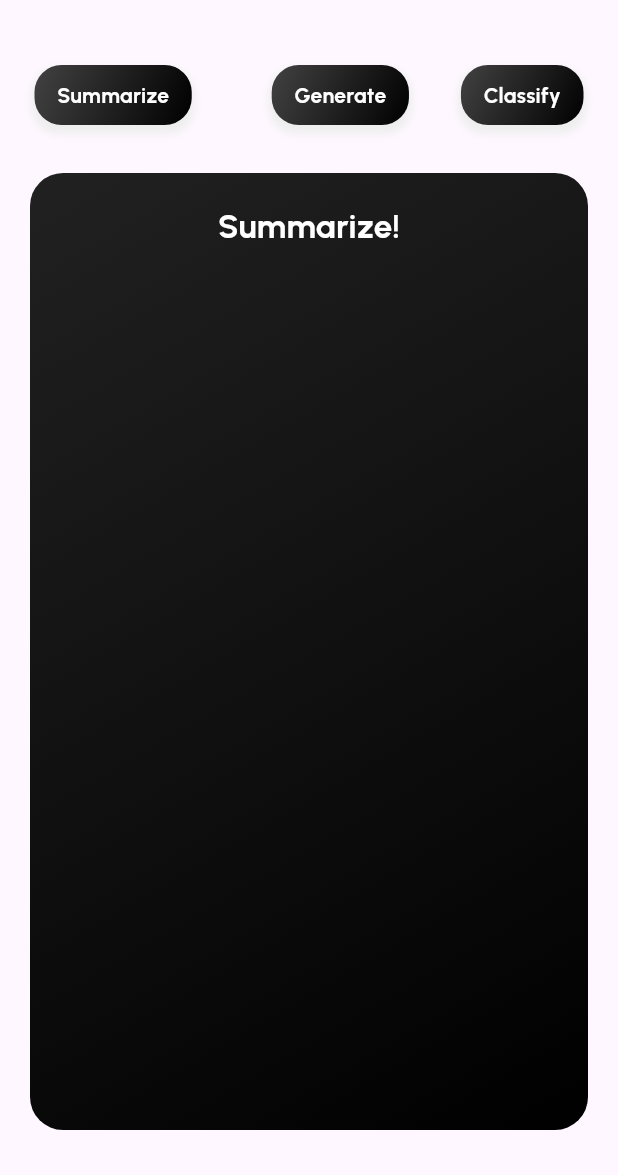
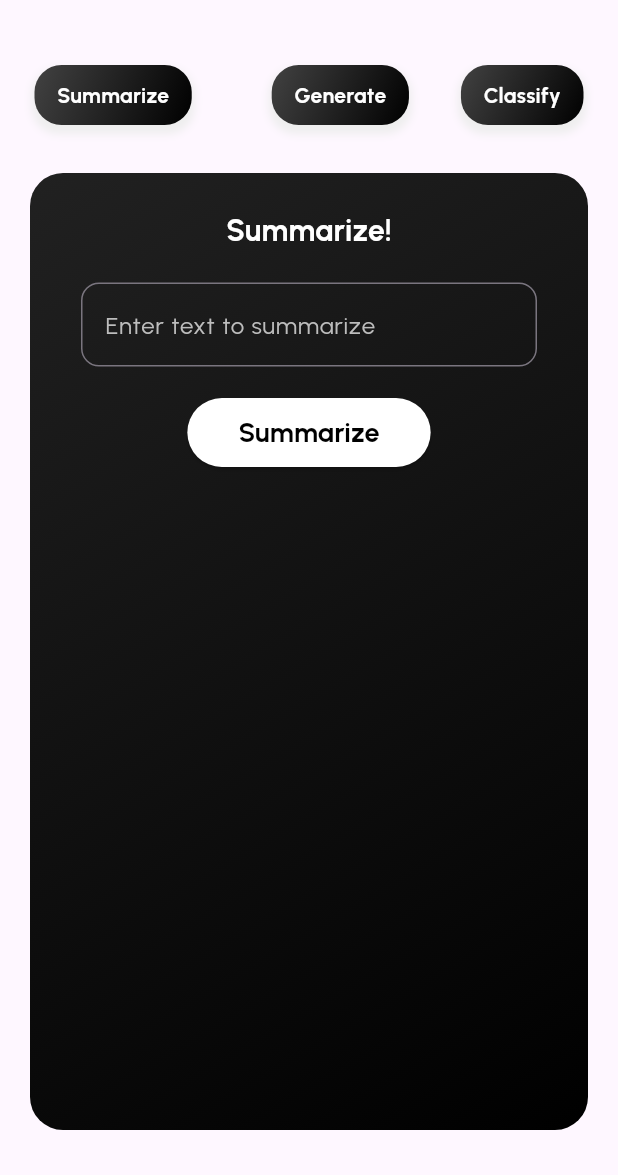
Before and after one commit to shivhub09/AiFusion, a Flutter app: the TextPart screen opened directly, after a tap on "Summarize", on a phone screen of 412 x 824 dp, the part 61-1236 px from its top. Run offline on Flutter 3.47's test engine with Material 3 defaults, Android fonts, the phone set to English and light mode, and no system bars; our stand-ins replace awesome_bottom_bar, bloc, flutter_bloc, google_fonts, shared_preferences; accounts and stored records are empty.

Commit message:
summarizing text done

```diff
--- /dev/null
+++ b/frontend/lib/features/TextPart/ui/Summarize/bloc/summarize_bloc.dart
@@ -0,0 +1,35 @@
+import 'dart:async';
+
+import 'package:bloc/bloc.dart';
+import 'package:frontend/services/summarizeFunction.dart';
+import 'package:meta/meta.dart';
+
+part 'summarize_event.dart';
+part 'summarize_state.dart';
+
+class SummarizeBloc extends Bloc<SummarizeEvent, SummarizeState> {
+  SummarizeBloc() : super(SummarizeInitial()) {
+    on<SummarizeInitialEvent>(summarizeInitialEvent);
+
+    on<SummarizeButtonClickedEvent>(summarizeButtonClickedEvent);
+  }
+
+  FutureOr<void> summarizeInitialEvent(
+      SummarizeInitialEvent event, Emitter<SummarizeState> emit) {
+    print("Summarize initial event");
+    emit(SummarizeLoadedSuccessState());
+  }
+
+  FutureOr<void> summarizeButtonClickedEvent(
+      SummarizeButtonClickedEvent event, Emitter<SummarizeState> emit) async {
+    print("summarize button clicked event");
+    emit(SummarizeLoadingState());
+    Map<String, dynamic> summary = await summarize(event.text);
+
+    // print(summary["summarized_text"]["summary_text"]);
+    if (summary["success"] == true) {
+      emit(SummarizeSuccesfullSummaryState(
+          summarizedText: summary["summarized_text"]["summary_text"]));
+    }
+  }
+}
--- /dev/null
+++ b/frontend/lib/features/TextPart/ui/Summarize/bloc/summarize_event.dart
@@ -0,0 +1,13 @@
+part of 'summarize_bloc.dart';
+
+@immutable
+sealed class SummarizeEvent {}
+
+class SummarizeInitialEvent extends SummarizeEvent {}
+
+class SummarizeButtonClickedEvent extends SummarizeEvent {
+  final String text;
+
+  SummarizeButtonClickedEvent({required this.text});
+
+}
--- /dev/null
+++ b/frontend/lib/features/TextPart/ui/Summarize/bloc/summarize_state.dart
@@ -0,0 +1,19 @@
+part of 'summarize_bloc.dart';
+
+@immutable
+sealed class SummarizeState {}
+
+abstract class SummarizeActionState extends SummarizeState {}
+
+final class SummarizeInitial extends SummarizeState {}
+
+class SummarizeLoadedSuccessState extends SummarizeState {}
+
+class SummarizeLoadingState extends SummarizeState {}
+
+class SummarizeSuccesfullSummaryState extends SummarizeState {
+  final String summarizedText;
+
+  SummarizeSuccesfullSummaryState({required this.summarizedText});
+
+}
--- a/frontend/lib/features/TextPart/ui/Summarize/summarize.dart
+++ b/frontend/lib/features/TextPart/ui/Summarize/summarize.dart
@@ -1,4 +1,7 @@
+import 'package:flutter/foundation.dart';
 import 'package:flutter/material.dart';
+import 'package:flutter_bloc/flutter_bloc.dart';
+import 'package:frontend/features/TextPart/ui/Summarize/bloc/summarize_bloc.dart';
 import 'package:google_fonts/google_fonts.dart';
 
 class Summarize extends StatefulWidget {
@@ -9,22 +12,129 @@ class Summarize extends StatefulWidget {
 }
 
 class _SummarizeState extends State<Summarize> {
+  TextEditingController _classifyText = new TextEditingController();
+
+  SummarizeBloc summarizeBloc = new SummarizeBloc();
+
+  @override
+  void initState() {
+    // TODO: implement initState
+    super.initState();
+    summarizeBloc.add(SummarizeInitialEvent());
+  }
+
   @override
   Widget build(BuildContext context) {
-    return Column(
+    return Container(
+      padding: const EdgeInsets.all(24),
+      child: Column(
         children: [
-        SizedBox(
-          height: 20,
-        ),
           Text(
             "Summarize!",
             style: GoogleFonts.urbanist(
-              color: Colors.white, fontWeight: FontWeight.bold, fontSize: 22),
+                fontSize: 20, fontWeight: FontWeight.bold, color: Colors.white),
+          ),
+          const SizedBox(
+            height: 20,
+          ),
+          Padding(
+            padding: const EdgeInsets.symmetric(horizontal: 10),
+            child: Column(
+              children: [
+                TextFormField(
+                  decoration: InputDecoration(
+                    border: OutlineInputBorder(
+                      borderRadius: BorderRadius.circular(12),
+                    ),
+                    labelText: 'Enter text to summarize',
+                    focusColor: Colors.white,
+                    labelStyle: GoogleFonts.urbanist(
+                        fontSize: 16, color: Colors.grey[400]),
+                  ),
+                  controller: _classifyText,
+                  style:
+                      GoogleFonts.urbanist(fontSize: 16, color: Colors.white),
                 ),
                 SizedBox(
                   height: 20,
                 ),
+                ElevatedButton(
+                    style: ButtonStyle(
+                      backgroundColor: MaterialStateProperty.all(Colors.white),
+                    ),
+                    onPressed: () {
+                      summarizeBloc.add(SummarizeButtonClickedEvent(
+                          text: _classifyText.text));
+                    },
+                    child: Container(
+                      padding: const EdgeInsets.fromLTRB(10, 10, 10, 10),
+                      child: Text(
+                        "Summarize",
+                        style: GoogleFonts.urbanist(
+                          color: Colors.black,
+                          fontSize: 18,
+                          fontWeight: FontWeight.bold,
+                        ),
+                      ),
+                    ))
               ],
+            ),
+          ),
+          SizedBox(
+            height: 30,
+          ),
+          BlocConsumer<SummarizeBloc, SummarizeState>(
+            bloc: summarizeBloc,
+            buildWhen: (previous, current) => current is! SummarizeActionState,
+            listenWhen: (previous, current) => current is SummarizeActionState,
+            listener: (context, state) {
+              // TODO: implement listener
+            },
+            builder: (context, state) {
+              switch (state.runtimeType) {
+                case SummarizeLoadedSuccessState:
+                  return Container();
+                case SummarizeSuccesfullSummaryState:
+                  final succesState = state as SummarizeSuccesfullSummaryState;
+
+                  return SizedBox(
+                    child: Center(
+                      child: Text(
+                        succesState.summarizedText,
+                        style: GoogleFonts.urbanist(
+                            color: Colors.white,
+                            fontSize: 12,
+                            fontWeight: FontWeight.bold),
+                        softWrap: true,
+                        overflow: TextOverflow.clip,
+                      ),
+                    ),
+                  );
+
+                case SummarizeLoadingState:
+                  return Center(
+                    child: LinearProgressIndicator(
+                      color: Color.fromRGBO(204, 195, 226, 1),
+                      value:
+                          null, // Set to null for indeterminate progress indicator
+                      backgroundColor: Colors.grey,
+                    ),
+                  );
+                default:
+                  return Center(
+                    child: Text(
+                      "Error",
+                      style: GoogleFonts.urbanist(
+                          color: Colors.white,
+                          fontSize: 22,
+                          fontWeight: FontWeight.bold),
+                    ),
+                  );
+              }
+            },
+          )
+        ],
+      ),
     );
   }
 }
--- /dev/null
+++ b/frontend/lib/services/summarizeFunction.dart
@@ -0,0 +1,26 @@
+import 'dart:convert';
+
+import 'package:http/http.dart' as http;
+
+Future<Map<String, dynamic>> summarize(String text) async {
+  try {
+    var reqBody = {"text": text};
+    var response = await http.post(
+      Uri.parse("http://192.168.5.65:8080/summarizeText"),
+      headers: {"Content-Type": "application/json"},
+      body: jsonEncode(reqBody),
+    );
+
+    if (response.statusCode == 200) {
+      var jsonResponse = jsonDecode(response.body);
+      print(jsonResponse);
+      return jsonResponse;
+    } else {
+      // Handle non-200 status code
+      print("Failed with status code: ${response.statusCode}");
+      return {"status": "failed", "message": "failed"};
+    }
+  } catch (e) {
+    return {"status": "failed", "message": "failed"};
+  }
+}
```
Also changed, not shown: 1 other file. Lines whose indentation alone changed are shown as unchanged.
